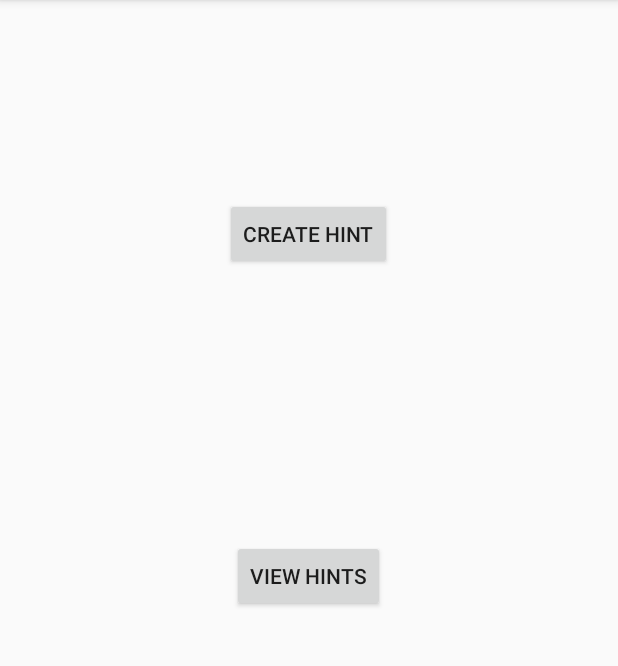
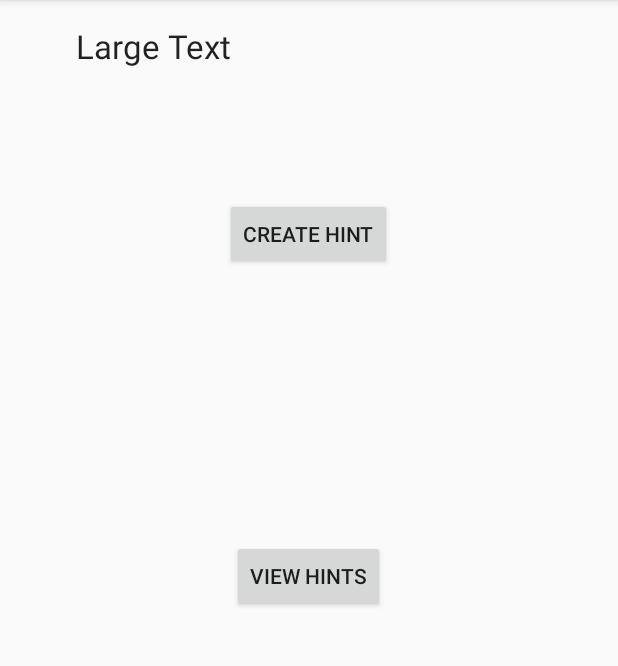
Before and after one commit to kinna884/BlackEye, an Android app: the screen it shows after launch (MainActivity), on a phone screen of 412 x 824 dp, the part 84-750 px from its top. Run offline under Robolectric (Android 15) with nearby library versions, the phone set to English and light mode, and no system bars.

Commit message:
Main Acitivity Layout

```diff
--- a/app/src/main/res/layout/activity_main.xml
+++ b/app/src/main/res/layout/activity_main.xml
@@ -27,4 +27,14 @@
         android:id="@+id/viewHintsButton"
         android:layout_centerVertical="true"
         android:layout_centerHorizontal="true" />
+
+    <TextView
+        android:layout_width="wrap_content"
+        android:layout_height="wrap_content"
+        android:textAppearance="?android:attr/textAppearanceLarge"
+        android:text="Large Text"
+        android:id="@+id/textView"
+        android:layout_alignParentTop="true"
+        android:layout_toLeftOf="@+id/viewHintsButton"
+        android:layout_toStartOf="@+id/viewHintsButton" />
 </RelativeLayout>
```
